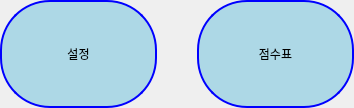
Old version of the form Agricola_Front/Basic/information.ui in the repository kimmoney/Agricola.
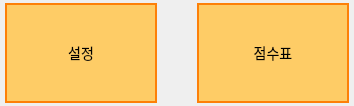
New version of the form.

```diff
--- a/Agricola_Front/Basic/information.ui
+++ b/Agricola_Front/Basic/information.ui
@@ -7,9 +7,21 @@
     <x>0</x>
     <y>0</y>
     <width>354</width>
-    <height>108</height>
+    <height>106</height>
    </rect>
   </property>
+  <property name="sizePolicy">
+   <sizepolicy hsizetype="Minimum" vsizetype="Minimum">
+    <horstretch>0</horstretch>
+    <verstretch>0</verstretch>
+   </sizepolicy>
+  </property>
+  <property name="minimumSize">
+   <size>
+    <width>0</width>
+    <height>0</height>
+   </size>
+  </property>
   <property name="windowTitle">
    <string>Form</string>
   </property>
@@ -18,16 +30,16 @@
     <number>40</number>
    </property>
    <property name="leftMargin">
-    <number>0</number>
+    <number>5</number>
    </property>
    <property name="topMargin">
-    <number>0</number>
+    <number>3</number>
    </property>
    <property name="rightMargin">
-    <number>0</number>
+    <number>5</number>
    </property>
    <property name="bottomMargin">
-    <number>0</number>
+    <number>3</number>
    </property>
    <item>
     <widget class="QPushButton" name="btn_setting">
@@ -37,10 +49,18 @@
        <verstretch>0</verstretch>
       </sizepolicy>
      </property>
+     <property name="minimumSize">
+      <size>
+       <width>0</width>
+       <height>0</height>
+      </size>
+     </property>
      <property name="styleSheet">
-      <string notr="true">background-color: lightblue;
-            border: 2px solid blue;
-            border-radius: 50%; /* 동그라미 모양으로 만듦 */</string>
+      <string notr="true">background-color: rgb(254, 204, 102);
+            border: 2px solid rgb(253, 128, 8);
+color : black;
+font-size: 14px;
+        /*    border-radius: 50%; */</string>
      </property>
      <property name="text">
       <string>설정</string>
@@ -56,9 +76,11 @@
       </sizepolicy>
      </property>
      <property name="styleSheet">
-      <string notr="true">background-color: lightblue;
-            border: 2px solid blue;
-            border-radius: 50%; /* 동그라미 모양으로 만듦 */</string>
+      <string notr="true">background-color: rgb(254, 204, 102);
+            border: 2px solid rgb(253, 128, 8);
+color : black;
+font-size: 14px;
+        /*    border-radius: 50%; */</string>
      </property>
      <property name="text">
       <string>점수표</string>
```
